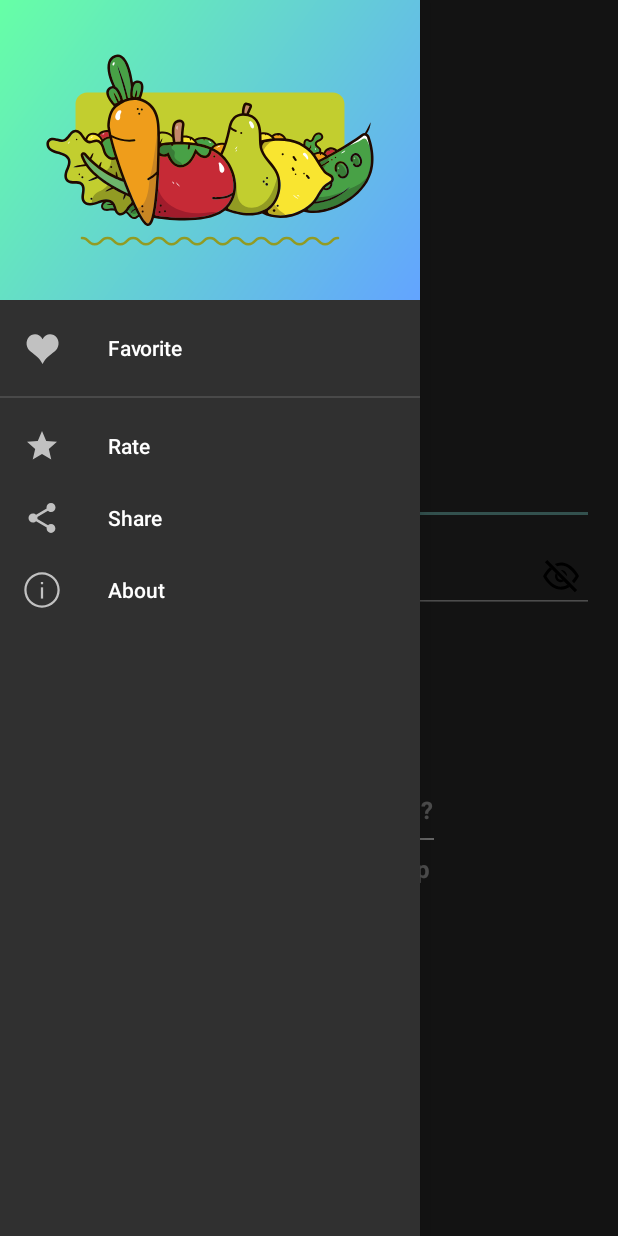
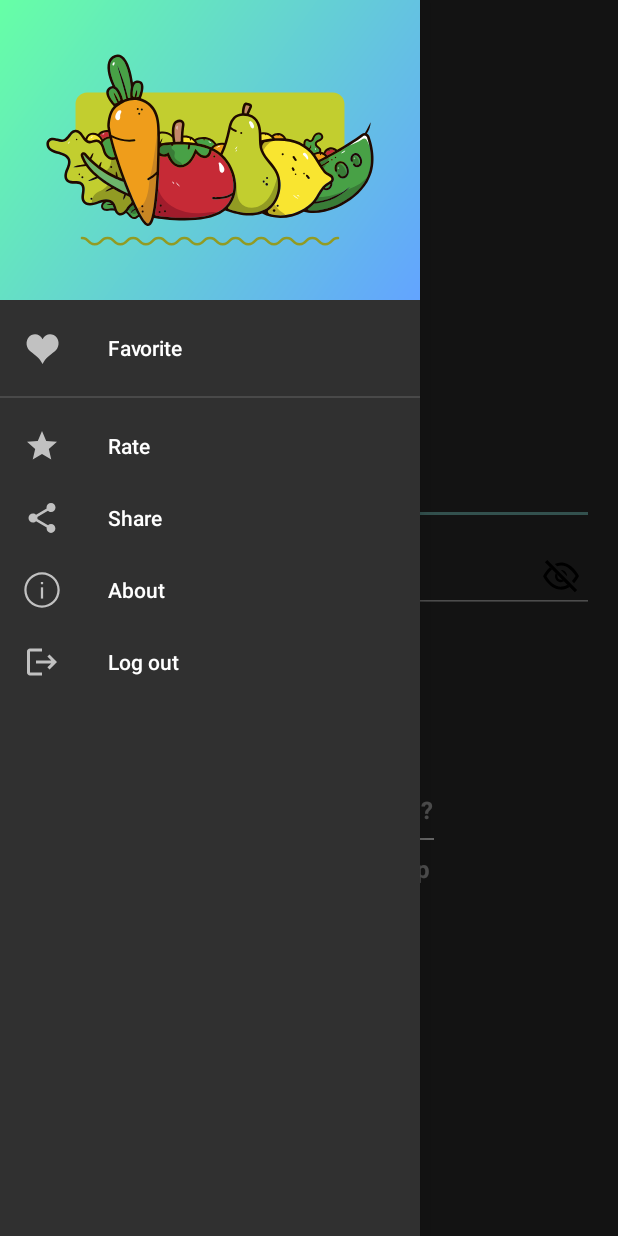
Before and after one commit to CuongPhan090/SampleRecipes, an Android app: the screen it shows after launch (EntryActivity), with the side drawer open, on a phone screen of 412 x 824 dp. Run offline under Robolectric (Android 15) with nearby library versions, the phone set to English and light mode, and no system bars; our stand-ins replace Dagger/Hilt's generated code, Firebase (no records; nobody signed in at launch, a user with empty details on screens opened directly), navigation-ui.

Commit message:
14.1: Implement Log out functionality

```diff
--- /dev/null
+++ b/app/src/main/res/drawable/ic_log_out.xml
@@ -0,0 +1,11 @@
+<vector xmlns:android="http://schemas.android.com/apk/res/android"
+    android:width="24dp"
+    android:height="24dp"
+    android:viewportWidth="24"
+    android:viewportHeight="24"
+    android:tint="?attr/colorControlNormal"
+    android:autoMirrored="true">
+  <path
+      android:fillColor="@android:color/white"
+      android:pathData="M17,7l-1.41,1.41L18.17,11H8v2h10.17l-2.58,2.58L17,17l5,-5zM4,5h8V3H4c-1.1,0 -2,0.9 -2,2v14c0,1.1 0.9,2 2,2h8v-2H4V5z"/>
+</vector>
--- a/app/src/main/res/menu/navdrawer_menu.xml
+++ b/app/src/main/res/menu/navdrawer_menu.xml
@@ -17,12 +17,16 @@
             android:id="@+id/share_menu_option"
             android:icon="@drawable/ic_share"
             android:title="@string/share" />
-    </group>
 
-    <group>
         <item
             android:id="@+id/about_menu_option"
             android:icon="@drawable/ic_about"
             android:title="@string/about" />
+
+        <item
+            android:id="@+id/log_out_menu_option"
+            android:icon="@drawable/ic_log_out"
+            android:title="@string/log_out" />
     </group>
+
 </menu>
--- a/app/src/main/res/navigation/nav_graph.xml
+++ b/app/src/main/res/navigation/nav_graph.xml
@@ -23,6 +23,9 @@
         <action
             android:id="@+id/action_category_fragment_to_scannerFragment"
             app:destination="@id/scanner_fragment" />
+        <action
+            android:id="@+id/action_category_fragment_to_login_fragment"
+            app:destination="@id/login_fragment" />
     </fragment>
 
     <fragment
--- a/app/src/main/res/values/strings.xml
+++ b/app/src/main/res/values/strings.xml
@@ -33,4 +33,5 @@
     <string name="submit">Submit</string>
     <string name="go_back_home">Go back home</string>
     <string name="reset_password_alert">Please check your email address for instruction to reset your password</string>
+    <string name="log_out">Log out</string>
 </resources>
```
Also changed, not shown: app/src/main/java/com/offline/continentalrecipesusingnavgraph/view/EntryActivity.kt (+15 -0 lines).
